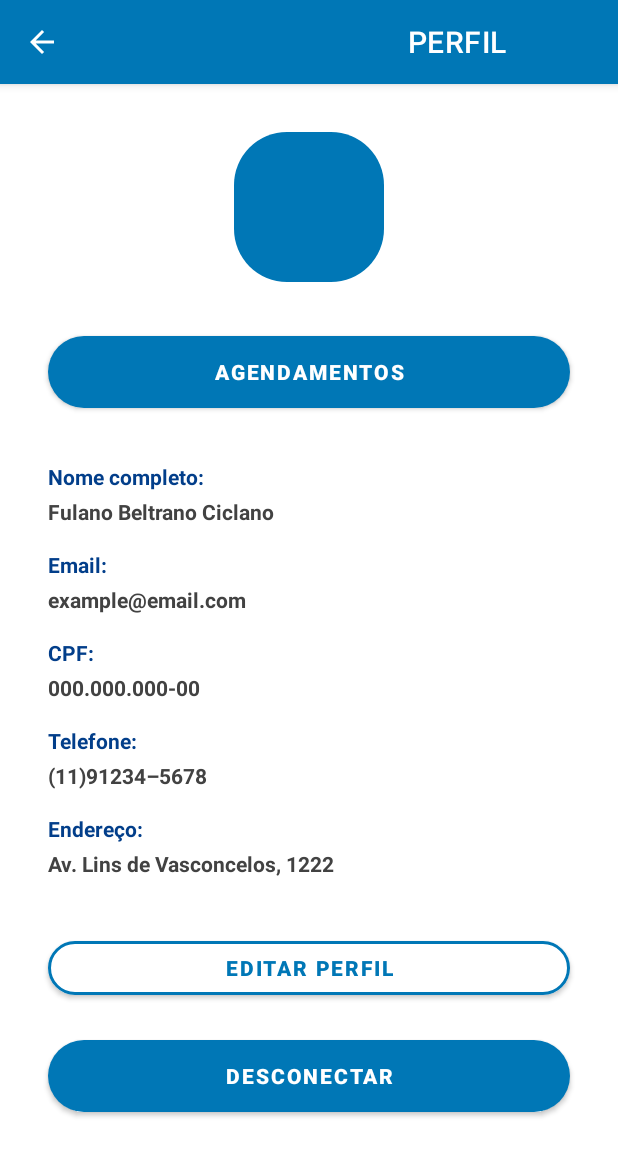
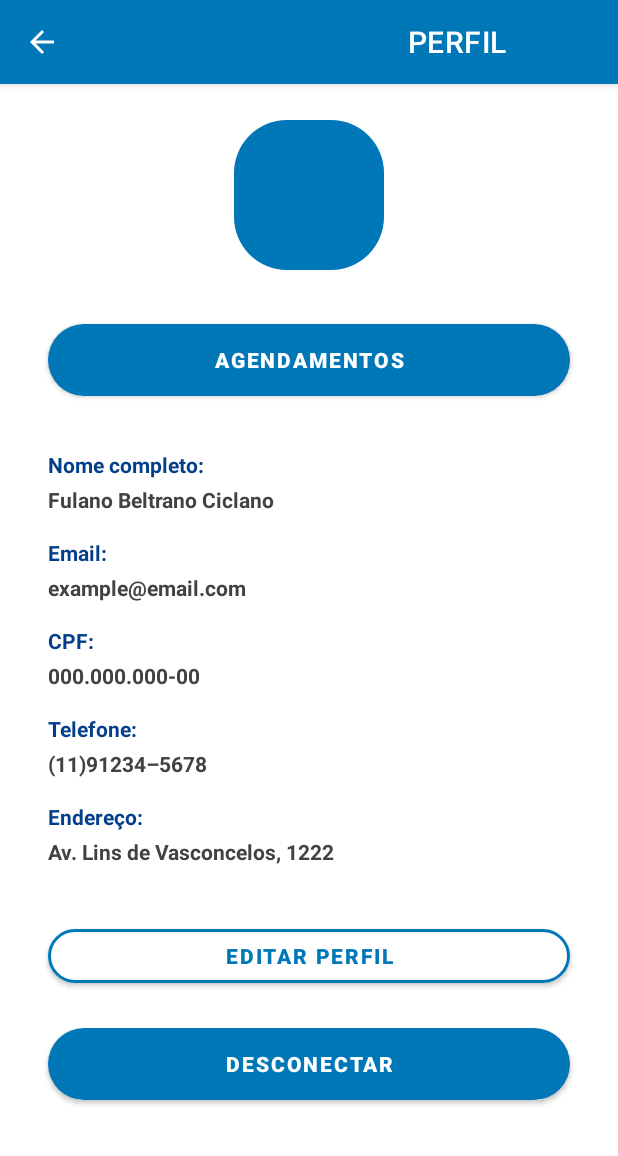
Before and after one commit to antfy/antfyV2, an Android app: the HomeActivity screen opened directly, with no data from a screen before it, after a tap on an icon or button, on a phone screen of 412 x 824 dp. Shown: the top 1156 px of the screen. Run offline under Robolectric (Android 15) with nearby library versions, the phone set to English and light mode, and no system bars.

Commit message:
Navbar alterada

```diff
--- a/app/src/main/java/com/example/antfyv2/HomeActivity.java
+++ b/app/src/main/java/com/example/antfyv2/HomeActivity.java
@@ -24,7 +24,7 @@ public class HomeActivity extends AppCompatActivity {
         setContentView(R.layout.activity_home);
 
         // ACTIONBAR (NAVIGATION OFF)
-        Objects.requireNonNull(getSupportActionBar()).setTitle("\t\t\t\t\t\t\t\t\t\t\t\t\t\t\t\t\t\t\t\t\t\tHOME");
+        Objects.requireNonNull(getSupportActionBar()).setTitle("\t\t\t\t\t\t\t\t\t\t\t\t\t\t\t\t\t\t\t\t\tHOME");
         View decorView = getWindow().getDecorView();
         int uiOpcoes = View.SYSTEM_UI_FLAG_HIDE_NAVIGATION + View.SYSTEM_UI_FLAG_IMMERSIVE_STICKY;
         decorView.setSystemUiVisibility(uiOpcoes);
--- a/app/src/main/java/com/example/antfyv2/SentindoActivity.java
+++ b/app/src/main/java/com/example/antfyv2/SentindoActivity.java
@@ -15,7 +15,7 @@ public class SentindoActivity extends AppCompatActivity {
         setContentView(R.layout.activity_sentindo);
 
         // ACTIONBAR (NAVIGATION OFF)
-        Objects.requireNonNull(getSupportActionBar()).setTitle("\t\t\t\t\t\t\t\t\t\t\t\tSENTINDO");
+        Objects.requireNonNull(getSupportActionBar()).setTitle("\t\t\t\t\t\t\t\t\t\t\tSENTINDO");
         View decorView = getWindow().getDecorView();
         int uiOpcoes = View.SYSTEM_UI_FLAG_HIDE_NAVIGATION + View.SYSTEM_UI_FLAG_IMMERSIVE_STICKY;
         decorView.setSystemUiVisibility(uiOpcoes);
--- a/app/src/main/res/layout/activity_perfil.xml
+++ b/app/src/main/res/layout/activity_perfil.xml
@@ -9,7 +9,7 @@
     <ScrollView
         android:layout_width="match_parent"
         android:layout_height="match_parent"
-        android:layout_marginTop="16dp"
+        android:layout_marginTop="8dp"
         app:layout_constraintBottom_toBottomOf="parent"
         app:layout_constraintEnd_toEndOf="parent"
         app:layout_constraintHorizontal_bias="0.0"
```
Also changed, not shown: 11 other files.
